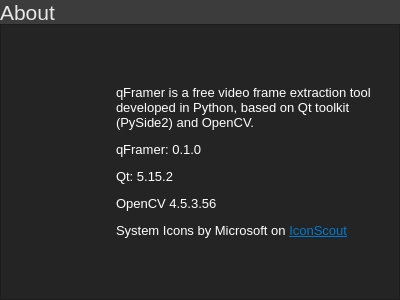
The window that gui/ui_files/ui_about_window.ui (riverbr/qFramer) describes before a commit, drawn with Qt 5.
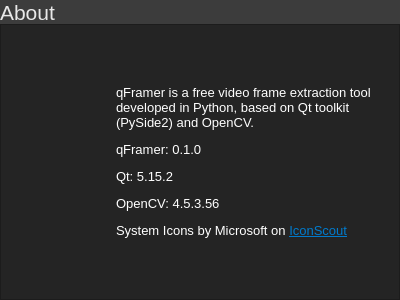
The same window after the commit. Icons and pictures are not drawn.

Commit message: fixed lbl_about

What changed in the file:
```diff
--- a/gui/ui_files/ui_about_window.ui
+++ b/gui/ui_files/ui_about_window.ui
@@ -225,7 +225,7 @@
          <string notr="true">color: rgb(255, 255, 255);</string>
         </property>
         <property name="text">
-         <string>&lt;html&gt;&lt;head/&gt;&lt;body&gt;&lt;p&gt;qFramer is a free video frame extraction tool developed in Python, based on Qt toolkit (PySide2) and OpenCV.&lt;/p&gt;&lt;p&gt;qFramer: 0.1.0&lt;/p&gt;&lt;p&gt;Qt: 5.15.2&lt;/p&gt;&lt;p&gt;OpenCV 4.5.3.56 &lt;/p&gt;&lt;p&gt;System Icons by Microsoft on &lt;a href=&quot;www.iconscout.com&quot;&gt;&lt;span style=&quot; text-decoration: underline; color:#007acc;&quot;&gt;IconScout&lt;/span&gt;&lt;/a&gt;&lt;/p&gt;&lt;/body&gt;&lt;/html&gt;</string>
+         <string>&lt;html&gt;&lt;head/&gt;&lt;body&gt;&lt;p&gt;qFramer is a free video frame extraction tool developed in Python, based on Qt toolkit (PySide2) and OpenCV.&lt;/p&gt;&lt;p&gt;qFramer: 0.1.0&lt;/p&gt;&lt;p&gt;Qt: 5.15.2&lt;/p&gt;&lt;p&gt;OpenCV: 4.5.3.56 &lt;/p&gt;&lt;p&gt;System Icons by Microsoft on &lt;a href=&quot;www.iconscout.com&quot;&gt;&lt;span style=&quot; text-decoration: underline; color:#007acc;&quot;&gt;IconScout&lt;/span&gt;&lt;/a&gt;&lt;/p&gt;&lt;/body&gt;&lt;/html&gt;</string>
         </property>
         <property name="wordWrap">
          <bool>true</bool>
```
The commit also changes 1 other file.
